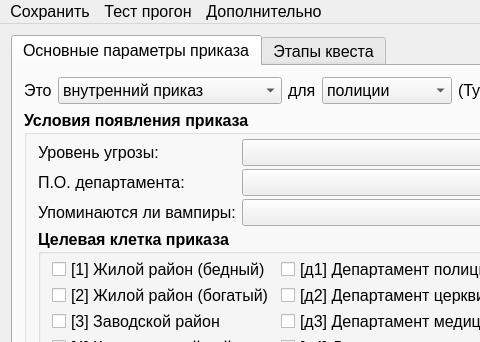
Old version of the form mainwindow.ui in the repository YakSid/PDNK2; both pictures show x 0 to 480 and y 0 to 342 of the 1157 by 838 pixel window.
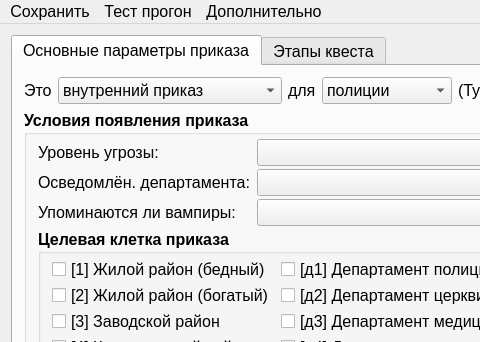
New version of the form.

What changed in the file:
```diff
--- a/mainwindow.ui
+++ b/mainwindow.ui
@@ -211,7 +211,7 @@
               </font>
              </property>
              <property name="text">
-              <string>П.О. департамента:</string>
+              <string>Осведомлён. департамента:</string>
              </property>
             </widget>
            </item>
```
Left out of the diff: 12 changed lines with no effect on the pictures.
